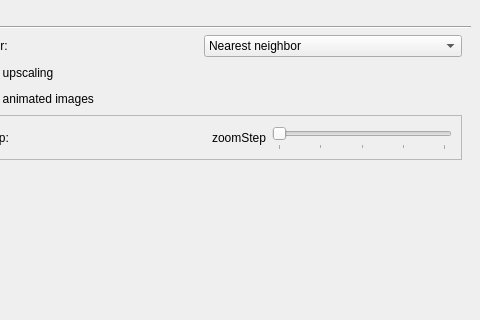
Qt form qimgv/gui/dialogs/settingsdialog.ui (do-i/thumbgrid) before a commit; both pictures show x 260 to 740 and y 0 to 320 of the 740 by 680 pixel window.
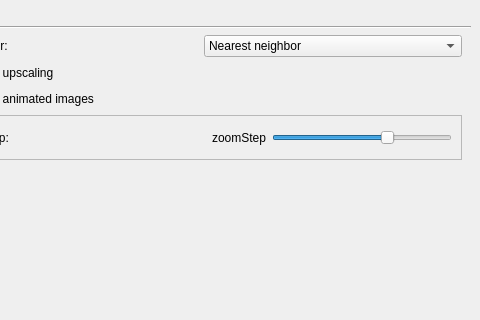
The same form after that commit. The open tabs and pages were chosen to show the change. Custom widgets are drawn as their Qt base class.

Commit message: change zoomStep range #324

Patch:
```diff
--- a/qimgv/gui/dialogs/settingsdialog.ui
+++ b/qimgv/gui/dialogs/settingsdialog.ui
@@ -2711,8 +2711,8 @@
                <rect>
                 <x>0</x>
                 <y>0</y>
-                <width>385</width>
-                <height>172</height>
+                <width>553</width>
+                <height>624</height>
                </rect>
               </property>
               <layout class="QVBoxLayout" name="verticalLayout_27">
@@ -2942,19 +2942,22 @@
                        <number>1</number>
                       </property>
                       <property name="maximum">
-                       <number>5</number>
+                       <number>30</number>
                       </property>
                       <property name="pageStep">
-                       <number>1</number>
+                       <number>10</number>
+                      </property>
+                      <property name="value">
+                       <number>20</number>
                       </property>
                       <property name="orientation">
                        <enum>Qt::Horizontal</enum>
                       </property>
                       <property name="tickPosition">
-                       <enum>QSlider::TicksBelow</enum>
+                       <enum>QSlider::NoTicks</enum>
                       </property>
                       <property name="tickInterval">
-                       <number>1</number>
+                       <number>5</number>
                       </property>
                      </widget>
                     </item>
```
Left out of the diff: 2 changed lines with no effect on the pictures. The commit also changes 2 other files.
